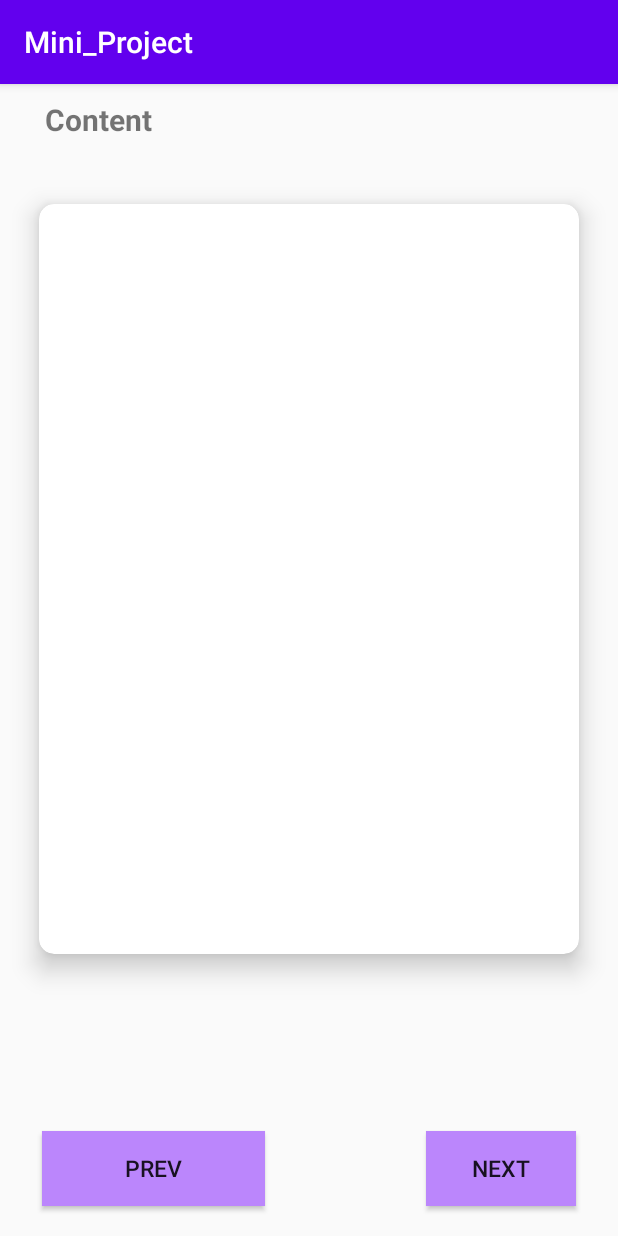
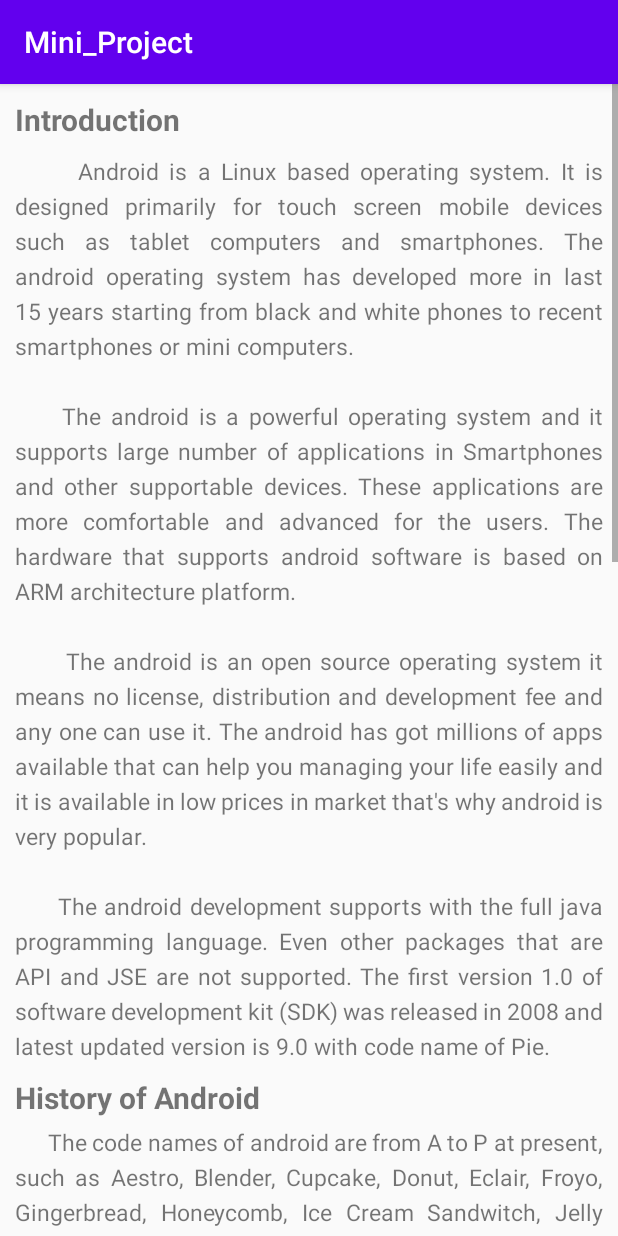
Before and after one commit to Maulikatgit/Android-Learn, an Android app: the topics screen opened directly, with no data from a screen before it, after a tap on "Tp name", on a phone screen of 412 x 824 dp. Run offline under Robolectric (Android 15) with nearby library versions, the phone set to English and light mode, and no system bars.

Commit message:
Something Changed

```diff
--- a/app/src/main/java/com/example/mini_project/MainActivity.java
+++ b/app/src/main/java/com/example/mini_project/MainActivity.java
@@ -37,10 +37,6 @@ public class MainActivity extends AppCompatActivity implements View.OnClickListe
 
         switch (view.getId()){
             case R.id.cv1:
-                i = new Intent(this, secondActivity.class);
-                startActivity(i);
-                break;
-
             case R.id.cv2:
             case R.id.cv3:
             case R.id.cv4:
--- a/app/src/main/java/com/example/mini_project/ch1.java
+++ /dev/null
@@ -1,14 +0,0 @@
-package com.example.mini_project;
-
-import androidx.appcompat.app.AppCompatActivity;
-
-import android.os.Bundle;
-
-public class ch1 extends AppCompatActivity {
-
-    @Override
-    protected void onCreate(Bundle savedInstanceState) {
-        super.onCreate(savedInstanceState);
-        setContentView(R.layout.activity_ch1);
-    }
-}
--- a/app/src/main/java/com/example/mini_project/ch3.java
+++ b/app/src/main/java/com/example/mini_project/introduction.java
@@ -4,11 +4,11 @@ import androidx.appcompat.app.AppCompatActivity;
 
 import android.os.Bundle;
 
-public class ch3 extends AppCompatActivity {
+public class introduction extends AppCompatActivity {
 
     @Override
     protected void onCreate(Bundle savedInstanceState) {
         super.onCreate(savedInstanceState);
-        setContentView(R.layout.activity_ch3);
+        setContentView(R.layout.activity_introduction);
     }
 }
--- a/app/src/main/java/com/example/mini_project/topics.java
+++ b/app/src/main/java/com/example/mini_project/topics.java
@@ -48,7 +48,7 @@ public class topics extends AppCompatActivity implements View.OnClickListener{
             case R.id.tp7:
             case R.id.tp8:
 
-                i = new Intent(this, ch1.class);
+                i = new Intent(this, introduction.class);
                 startActivity(i);
                 break;
         }
--- a/app/src/main/res/layout/activity_ch1.xml
+++ /dev/null
@@ -1,56 +0,0 @@
-<?xml version="1.0" encoding="utf-8"?>
-<RelativeLayout
-    xmlns:android="http://schemas.android.com/apk/res/android"
-    xmlns:app="http://schemas.android.com/apk/res-auto"
-    xmlns:tools="http://schemas.android.com/tools"
-    android:layout_width="match_parent"
-    android:layout_height="match_parent"
-    tools:context=".ch1">
-
-
-    <TextView
-        android:layout_width="match_parent"
-        android:layout_height="50dp"
-        android:text="Content"
-        android:gravity="left"
-        android:paddingTop="10dp"
-        android:paddingLeft="30dp"
-        android:textSize="20dp"
-        android:textStyle="bold"/>
-
-    <androidx.cardview.widget.CardView
-        android:layout_width="360dp"
-        android:layout_height="500dp"
-        android:layout_centerHorizontal="true"
-        android:layout_marginLeft="25dp"
-        android:layout_marginTop="80dp"
-        android:layout_marginRight="25dp"
-        app:cardCornerRadius="10dp"
-        app:cardElevation="10dp"
-        />
-
-    <Button
-        android:layout_width="100dp"
-        android:layout_height="50dp"
-        android:layout_alignParentEnd="true"
-        android:layout_alignParentBottom="true"
-        android:layout_marginEnd="28dp"
-        android:background="@color/purple_200"
-        android:layout_marginBottom="20dp"
-        android:text="Next"
-        android:textSize="15dp" />
-
-    <Button
-        android:layout_width="100dp"
-        android:layout_height="50dp"
-        android:layout_alignParentStart="true"
-        android:layout_alignParentEnd="true"
-        android:layout_alignParentBottom="true"
-        android:layout_marginStart="28dp"
-        android:layout_marginEnd="235dp"
-        android:layout_marginBottom="20dp"
-        android:background="@color/purple_200"
-        android:text="Prev"
-        android:textSize="15dp" />
-
-</RelativeLayout>
--- /dev/null
+++ b/app/src/main/res/layout/activity_introduction.xml
@@ -0,0 +1,92 @@
+<?xml version="1.0" encoding="utf-8"?>
+<ScrollView
+    xmlns:android="http://schemas.android.com/apk/res/android"
+    xmlns:app="http://schemas.android.com/apk/res-auto"
+    xmlns:tools="http://schemas.android.com/tools"
+    android:layout_width="match_parent"
+    android:layout_height="match_parent"
+    tools:context=".introduction">
+
+    <RelativeLayout
+        android:layout_width="match_parent"
+        android:layout_height="wrap_content">
+        <TextView
+            android:id="@+id/tv1"
+            android:layout_width="match_parent"
+            android:layout_height="wrap_content"
+            android:layout_weight="1"
+            android:layout_marginTop="10dp"
+            android:layout_marginLeft="10dp"
+            android:text="Introduction"
+            android:textSize="20dp"
+            android:textStyle="bold"/>
+
+        <TextView
+            android:id="@+id/tv2"
+            android:layout_width="match_parent"
+            android:layout_height="wrap_content"
+            android:layout_below="@id/tv1"
+            android:layout_marginStart="10dp"
+            android:layout_marginLeft="10dp"
+            android:layout_marginTop="10dp"
+            android:layout_marginEnd="10dp"
+            android:layout_marginRight="10dp"
+            android:justificationMode="inter_word"
+            android:lineSpacingExtra="5sp"
+            android:text="      Android is a Linux based operating system. It is designed primarily for touch screen mobile devices such as tablet computers and smartphones. The android operating system has developed more in last 15 years starting from black and white phones to recent smartphones or mini computers. \n\n     The android is a powerful operating system and it supports large number of applications in Smartphones and other supportable devices. These applications are more comfortable and advanced for the users. The hardware that supports android software is based on ARM architecture platform.\n\n      The android is an open source operating system it means no license, distribution and development fee and any one can use it. The android has got millions of apps available that can help you managing your life easily and it is available in low prices in market that's why android is very popular.\n\n      The android development supports with the full java programming language. Even other packages that are API and JSE are not supported. The first version 1.0 of software development kit (SDK) was released in 2008 and latest updated version is 9.0 with code name of Pie."
+            android:textSize="15dp" />
+
+        <TextView
+            android:id="@+id/tv3"
+            android:layout_width="match_parent"
+            android:layout_height="wrap_content"
+            android:layout_marginLeft="10dp"
+            android:layout_marginTop="10dp"
+            android:text="History of Android"
+            android:textSize="20dp"
+            android:textStyle="bold"
+            android:layout_below="@+id/tv2"/>
+        <TextView
+            android:id="@+id/tv4"
+            android:layout_width="match_parent"
+            android:layout_height="wrap_content"
+            android:layout_marginStart="10dp"
+            android:layout_marginLeft="10dp"
+            android:textSize="15dp"
+            android:layout_marginTop="5dp"
+            android:layout_marginRight="10dp"
+            android:layout_marginEnd="10dp"
+            android:layout_below="@id/tv3"
+            android:justificationMode="inter_word"
+            android:lineSpacingExtra="5sp"
+            android:text="      The code names of android are from A to P at present, such as Aestro, Blender, Cupcake, Donut, Eclair, Froyo, Gingerbread, Honeycomb, Ice Cream Sandwitch, Jelly Bean, KitKat, Lollipop, Marshmallow, Nougat, Oreo and Pie. Let's understand the android history below. \n\nAndy Rubin founded Android Incorporation in Palo Alto, California, United States in October, 2003.\n\nGoogle acquired android Incorporation in 17th August 2005. Since then, it is in the subsidiary of Google Incorporation.\n\nThe key employees of Android Incorporation are Andy Rubin, Rich Miner, Chris White and Nick Sears.\n\nAndroid is the nick name of Andy Rubin given by coworkers because of his love to robots. Google announces the development of android OS in 2007.\nThe first phone released that ran the Android OS which is T-Mobile G1.HTC launched the first android mobile in 2008."/>
+
+        <TextView
+            android:id="@+id/tv5"
+            android:layout_width="match_parent"
+            android:layout_height="wrap_content"
+            android:layout_marginLeft="10dp"
+            android:layout_marginTop="10dp"
+            android:text="Features of Android"
+            android:textSize="20dp"
+            android:textStyle="bold"
+            android:layout_below="@+id/tv4"/>
+
+        <TextView
+            android:id="@+id/tv6"
+            android:layout_width="match_parent"
+            android:layout_height="wrap_content"
+            android:layout_marginStart="10dp"
+            android:layout_marginLeft="10dp"
+            android:layout_marginBottom="20dp"
+            android:layout_marginTop="5dp"
+            android:textSize="15dp"
+            android:layout_marginRight="10dp"
+            android:layout_marginEnd="10dp"
+            android:layout_below="@id/tv5"
+            android:justificationMode="inter_word"
+            android:lineSpacingExtra="5sp"
+            android:text="      As Android is open source and freely available to manufacturers for customization, there are no fixed hardware and software configurations.\n\nHowever, Android itself supports the following features:\n   1. Storage — Uses SQLite, a lightweight relational database, for data storage.\n  2. Connectivity — Supports GSM/EDGE, IDEN, CDMA, EV-DO, UMTS, Bluetooth (includes A2DP and AVRCP), WiFi, LTE, and WiMAX.\n    3. Messaging — Supports both SMS and MMS.\n  4. Web browser — Based on the open-source WebKit, together with Chrome’s V8 JavaScript engine.\n  5. Media support — Includes support for the following media: H.263, H.264 (in 3GP or MP4 container), MPEG-4 SP, AMR, AMR-WB (in 3GP container), AAC, HE-AAC (in MP4 or 3GP container), MP3, MIDI, Ogg Vorbis, WAV, JPEG, PNG, GIF, and BMP.\n  6. Hardware support — Accelerometer Sensor, Camera, Digital Compass, Proximity Sensor, and GPS Multi.\n  7. Multi-touch — Supports multi-touch screens Multi.\n  8. Multi-tasking — Supports multi-tasking applications.\n  9. Flash support — Android 2.3 supports Flash 10.1.\n  10. Tethering — Supports sharing of Internet connections as a wired/wireless hotspot."/>
+
+    </RelativeLayout>
+</ScrollView>
```
Also changed, not shown: app/src/main/AndroidManifest.xml (+2 -17 lines), app/src/main/java/com/example/mini_project/ch2.java (deleted, +0 -14 lines), app/src/main/java/com/example/mini_project/ch4.java (deleted, +0 -14 lines), app/src/main/java/com/example/mini_project/ch5.java (deleted, +0 -14 lines), app/src/main/java/com/example/mini_project/secondActivity.java (deleted, +0 -47 lines), app/src/main/res/layout/activity_ch2.xml (deleted, +0 -9 lines), app/src/main/res/layout/activity_ch3.xml (deleted, +0 -9 lines), app/src/main/res/layout/activity_ch4.xml (deleted, +0 -9 lines), app/src/main/res/layout/activity_ch5.xml (deleted, +0 -9 lines), app/src/main/res/layout/activity_main.xml (+36 -10 lines), app/src/main/res/layout/activity_second.xml (deleted, +0 -148 lines), app/src/main/res/layout/activity_topics.xml (+4 -6 lines).
